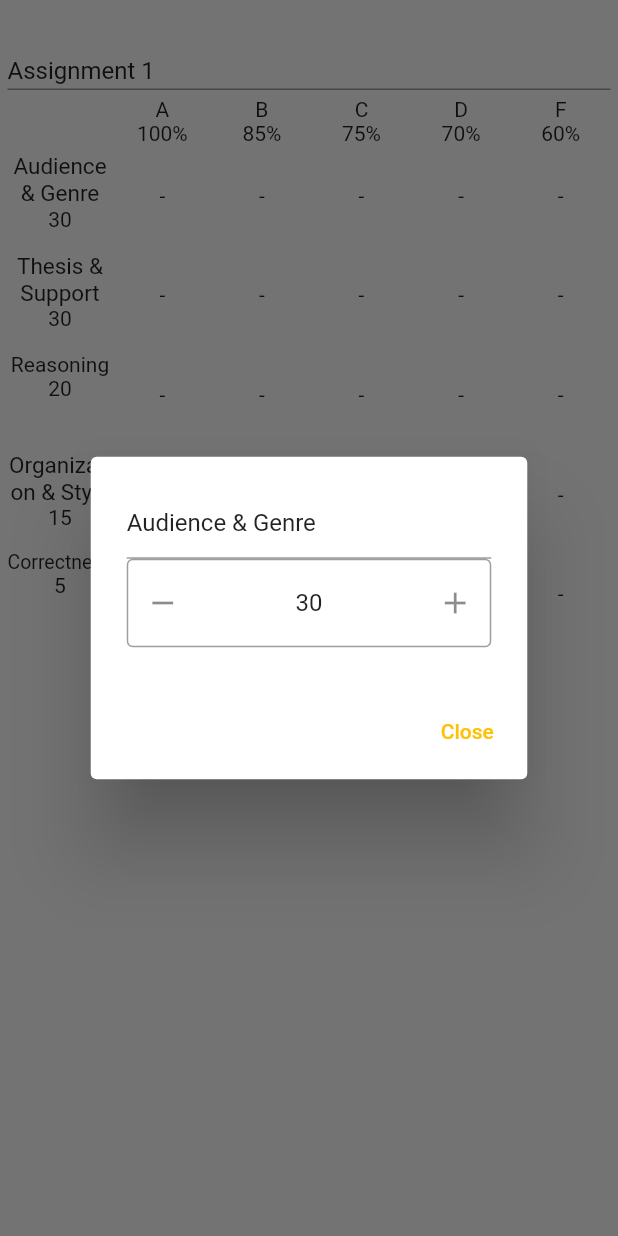
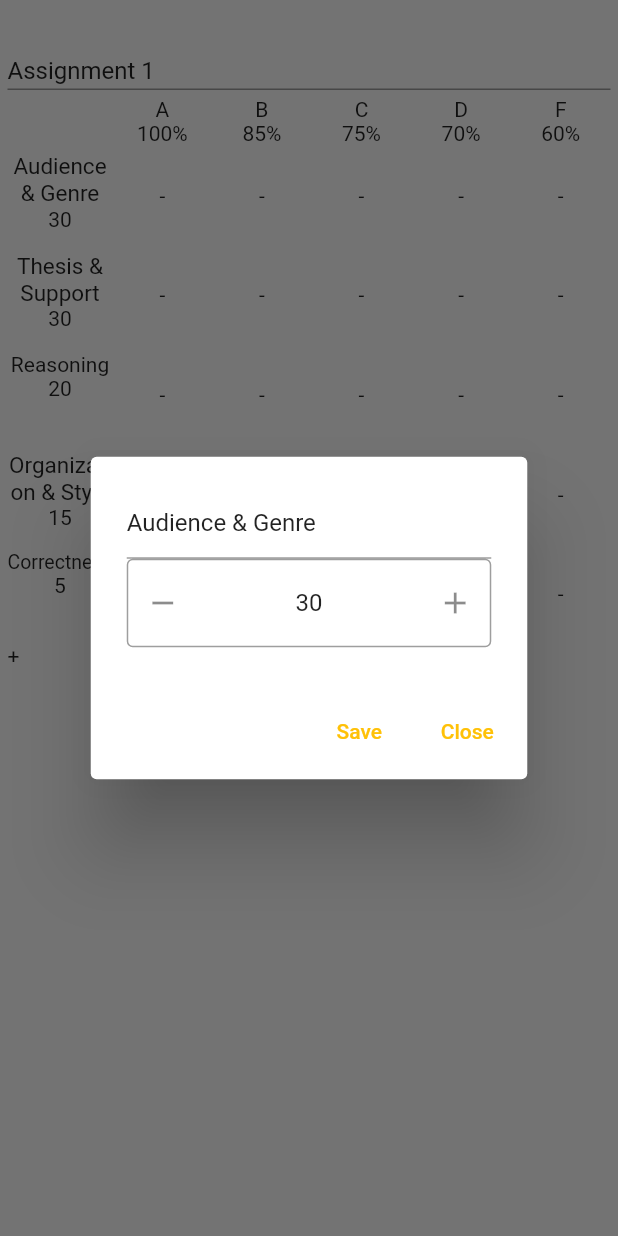
Before and after one commit to bzlister/rubric-grader, a Flutter app: the screen it shows after launch, after a tap on "Audience & Genre", on a phone screen of 412 x 824 dp. Run offline on Flutter 3.47's test engine with Material 2 defaults, Android fonts, the light colour scheme and no system bars; drawn by our look-alikes of auto_size_text, flutter_spinbox; our stand-ins replace fl_chart.

Commit message:
add new category

```diff
--- a/lib/components/categories_selector.dart
+++ b/lib/components/categories_selector.dart
@@ -3,26 +3,46 @@
 import 'package:flutter_spinbox/material.dart';
 import 'package:provider/provider.dart';
 
-class CategoriesSelector extends StatelessWidget {
+class CategoriesSelector extends StatefulWidget {
   final int index;
+  final Factor category;
 
-  const CategoriesSelector({Key? key, required this.index}) : super(key: key);
+  const CategoriesSelector.update(
+      {Key? key, required this.index, required this.category})
+      : super(key: key);
+
+  CategoriesSelector.add({Key? key})
+      : index = -1,
+        category = Factor("", 0),
+        super(key: key);
+
+  @override
+  _CategoriesSelectorState createState() => _CategoriesSelectorState();
+}
+
+class _CategoriesSelectorState extends State<CategoriesSelector> {
+  late Factor _category;
+
+  @override
+  void initState() {
+    super.initState();
+    _category = Factor(widget.category.label, widget.category.weight);
+  }
 
   @override
   Widget build(BuildContext context) {
     return AlertDialog(
-        content: Selector<Rubric, Factor>(
-          builder: (context, category, child) => Wrap(
+        content: Wrap(
           children: [
             SizedBox(
               child: TextField(
                 onSubmitted: (value) {
-                    context
-                        .read<Rubric>()
-                        .updateCategory(index, Factor(value, category.weight));
+                  setState(() {
+                    _category.label = value;
+                  });
                 },
                 textInputAction: TextInputAction.go,
-                  controller: TextEditingController(text: category.label),
+                controller: TextEditingController(text: _category.label),
               ),
             ),
             SpinBox(
@@ -31,17 +51,26 @@
                 step: 1,
                 spacing: 0,
                 direction: Axis.horizontal,
-                  value: category.weight,
+                value: _category.weight,
                 onChanged: (value) {
-                    context
-                        .read<Rubric>()
-                        .updateCategory(index, Factor(category.label, value));
+                  setState(() {
+                    _category.weight = value;
+                  });
                 })
           ],
         ),
-          selector: (context, rubric) => rubric.categories[index],
+        actions: [
+          TextButton(
+            onPressed: () {
+              if (widget.index != -1) {
+                context.read<Rubric>().updateCategory(widget.index, _category);
+              } else {
+                context.read<Rubric>().addCategory(_category);
+              }
+              Navigator.of(context).pop();
+            },
+            child: const Text('Save'),
           ),
-        actions: [
           TextButton(
             onPressed: () {
               Navigator.of(context).pop();
--- a/lib/components/rubric_table.dart
+++ b/lib/components/rubric_table.dart
@@ -16,7 +16,8 @@
   Widget build(BuildContext context) {
     return Selector<Rubric, int>(
       builder: (context, length, child) => Wrap(
-        children: List.generate(
+        children: [
+          ...List.generate(
             length,
             (index) {
               return Row(
@@ -43,8 +44,10 @@
                           ),
                           onTap: () => showDialog(
                             context: context,
-                          builder: (BuildContext context) => CategoriesSelector(
+                            builder: (BuildContext context) =>
+                                CategoriesSelector.update(
                               index: index,
+                              category: category,
                             ),
                           ),
                         ),
@@ -61,6 +64,16 @@
               );
             },
           ),
+          SizedBox(
+              width: leftColumnWidth,
+              child: GestureDetector(
+                child: const Text("+"),
+                onTap: () => showDialog(
+                  context: context,
+                  builder: (BuildContext context) => CategoriesSelector.add(),
+                ),
+              ))
+        ],
       ),
       selector: (context, rubric) => rubric.categories.length,
     );
```
Also changed, not shown: lib/models/rubric.dart (+4 -4 lines). Lines whose indentation alone changed are shown as unchanged.
